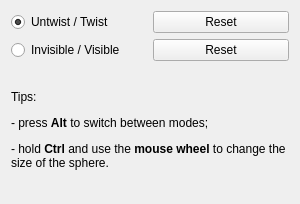
This is AdenitaCoreSE/form/SEDNATwisterEditorGUI.ui in 1A-OneAngstrom/Adenita as Qt 5 draws it before an edit. The edited form follows.
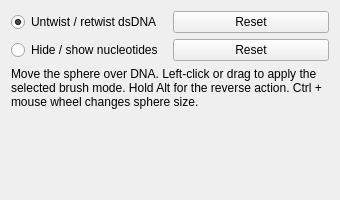
This is the edited form.

Commit message:
Improve Adenita editor UI help text
Clarifies labels and contextual help across Adenita editor property widgets and settings. Adds a visible target-base selector for nucleotide mutation, consistent Connect sequence control states, and hides inactive Twister reset controls.

Simplify: remove setHelp

Minor changes in editors UI

Improvements in editors UIs

```diff
--- a/AdenitaCoreSE/form/SEDNATwisterEditorGUI.ui
+++ b/AdenitaCoreSE/form/SEDNATwisterEditorGUI.ui
@@ -6,13 +6,13 @@
    <rect>
     <x>0</x>
     <y>0</y>
-    <width>300</width>
-    <height>204</height>
+    <width>340</width>
+    <height>200</height>
    </rect>
   </property>
   <property name="minimumSize">
    <size>
-    <width>300</width>
+    <width>340</width>
     <height>200</height>
    </size>
   </property>
@@ -25,7 +25,7 @@
      <item row="0" column="0">
       <widget class="QRadioButton" name="rdbUntwist">
        <property name="text">
-        <string>Untwist / Twist</string>
+        <string>Untwist / retwist dsDNA</string>
        </property>
        <property name="checked">
         <bool>true</bool>
@@ -42,7 +42,7 @@
      <item row="1" column="0">
       <widget class="QRadioButton" name="rdbInvisible">
        <property name="text">
-        <string>Invisible / Visible</string>
+        <string>Hide / show nucleotides</string>
        </property>
       </widget>
      </item>
@@ -58,13 +58,26 @@
    <item>
     <widget class="QLabel" name="label">
      <property name="text">
-      <string>&lt;html&gt;&lt;head/&gt;&lt;body&gt;&lt;p&gt;Tips: &lt;/p&gt;&lt;p&gt;- press &lt;span style=&quot; font-weight:600;&quot;&gt;Alt&lt;/span&gt; to switch between modes; &lt;/p&gt;&lt;p&gt;- hold &lt;span style=&quot; font-weight:600;&quot;&gt;Ctrl&lt;/span&gt; and use the &lt;span style=&quot; font-weight:600;&quot;&gt;mouse wheel&lt;/span&gt; to change the size of the sphere.&lt;/p&gt;&lt;/body&gt;&lt;/html&gt;</string>
+      <string>Move the sphere over DNA. Left-click or drag to apply the selected brush mode. Hold Alt for the reverse action. Ctrl + mouse wheel changes sphere size.</string>
      </property>
      <property name="wordWrap">
       <bool>true</bool>
      </property>
     </widget>
    </item>
+   <item>
+    <spacer name="verticalSpacer">
+     <property name="orientation">
+      <enum>Qt::Orientation::Vertical</enum>
+     </property>
+     <property name="sizeHint" stdset="0">
+      <size>
+       <width>20</width>
+       <height>0</height>
+      </size>
+     </property>
+    </spacer>
+   </item>
   </layout>
  </widget>
  <resources/>
```
The commit also changes 43 other files.
